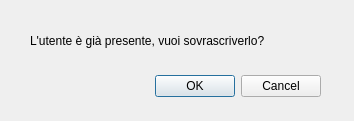
Qt form src/gui_pkg/include/gui_pkg/dialog_form.ui (cristianbass01/GUI_robotic_exoskeleton) before a commit.
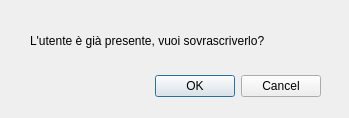
The same form after that commit.

What changed in the file:
```diff
--- a/src/gui_pkg/include/gui_pkg/dialog_form.ui
+++ b/src/gui_pkg/include/gui_pkg/dialog_form.ui
@@ -6,8 +6,8 @@
    <rect>
     <x>0</x>
     <y>0</y>
-    <width>354</width>
-    <height>121</height>
+    <width>349</width>
+    <height>118</height>
    </rect>
   </property>
   <property name="windowTitle">
```
